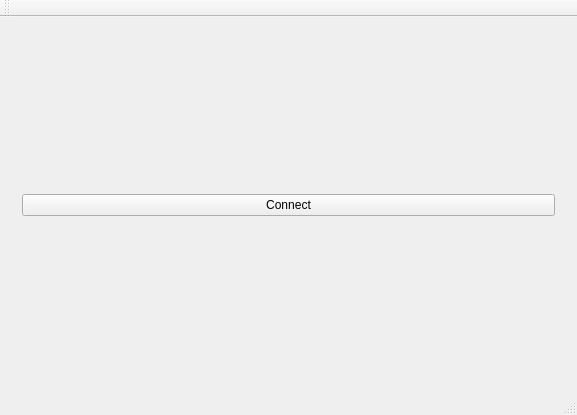
Old version of the form mainwindow.ui in the repository Svjatogor/chip_client.
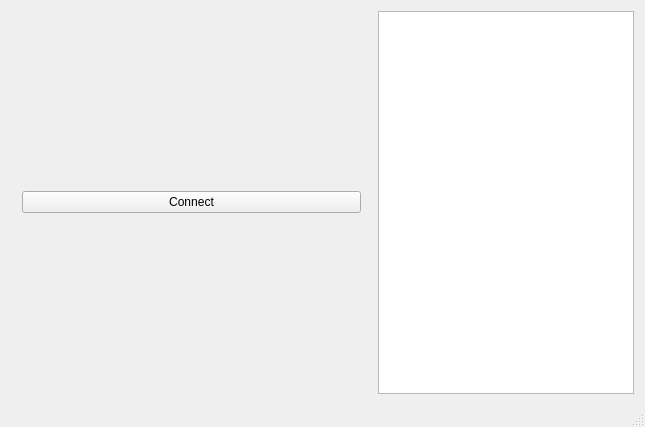
New version of the form.

Patch:
```diff
--- a/mainwindow.ui
+++ b/mainwindow.ui
@@ -6,8 +6,8 @@
    <rect>
     <x>0</x>
     <y>0</y>
-    <width>577</width>
-    <height>415</height>
+    <width>645</width>
+    <height>427</height>
    </rect>
   </property>
   <property name="windowTitle">
@@ -15,7 +15,9 @@
   </property>
   <widget class="QWidget" name="centralWidget">
    <layout class="QGridLayout" name="gridLayout">
-    <item row="1" column="0">
+    <item row="0" column="0">
+     <layout class="QHBoxLayout" name="horizontalLayout_2">
+      <item>
      <widget class="QStackedWidget" name="stackedWidget">
       <property name="currentIndex">
        <number>0</number>
@@ -55,25 +57,19 @@
       </widget>
      </widget>
     </item>
-   </layout>
-  </widget>
-  <widget class="QMenuBar" name="menuBar">
-   <property name="geometry">
-    <rect>
-     <x>0</x>
-     <y>0</y>
-     <width>577</width>
-     <height>19</height>
-    </rect>
-   </property>
-  </widget>
-  <widget class="QToolBar" name="mainToolBar">
-   <attribute name="toolBarArea">
-    <enum>TopToolBarArea</enum>
-   </attribute>
-   <attribute name="toolBarBreak">
-    <bool>false</bool>
-   </attribute>
+      <item>
+       <widget class="QPlainTextEdit" name="logsText">
+        <property name="maximumSize">
+         <size>
+          <width>256</width>
+          <height>16777215</height>
+         </size>
+        </property>
+       </widget>
+      </item>
+     </layout>
+    </item>
+   </layout>
   </widget>
   <widget class="QStatusBar" name="statusBar"/>
  </widget>
```
Lines whose indentation alone changed are shown as unchanged.
